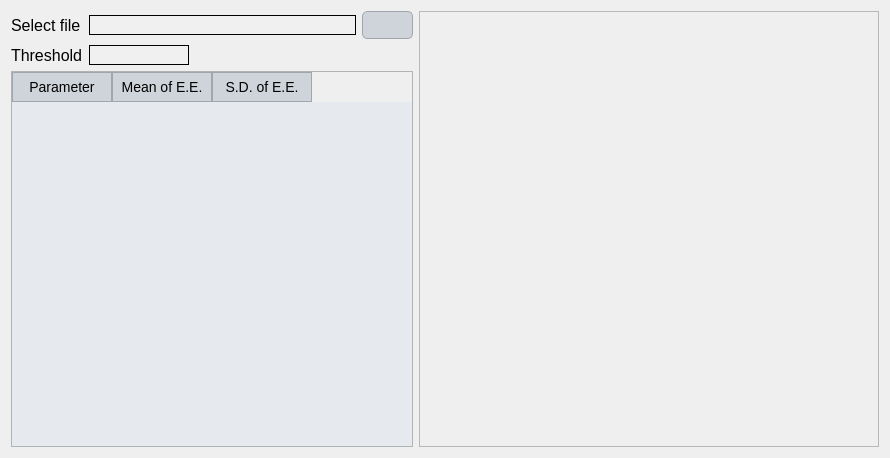
First picture: the form in ui/sensitivity_calibration_results_hydrograph.ui, repository Inigobarbe/VFSMOD-GUI, before the edit.
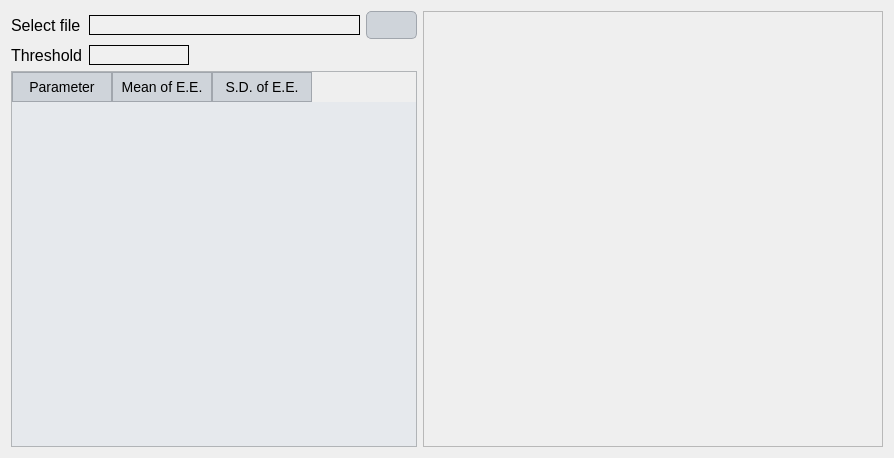
Second picture: the form after the edit.

Diff of the .ui file:
```diff
--- a/ui/sensitivity_calibration_results_hydrograph.ui
+++ b/ui/sensitivity_calibration_results_hydrograph.ui
@@ -158,7 +158,7 @@
      </property>
      <property name="maximumSize">
       <size>
-       <width>460</width>
+       <width>16777215</width>
        <height>16777215</height>
       </size>
      </property>
@@ -218,6 +218,18 @@
      <property name="enabled">
       <bool>true</bool>
      </property>
+     <property name="minimumSize">
+      <size>
+       <width>406</width>
+       <height>0</height>
+      </size>
+     </property>
+     <property name="maximumSize">
+      <size>
+       <width>406</width>
+       <height>16777215</height>
+      </size>
+     </property>
      <column>
       <property name="text">
        <string>Parameter</string>
```
